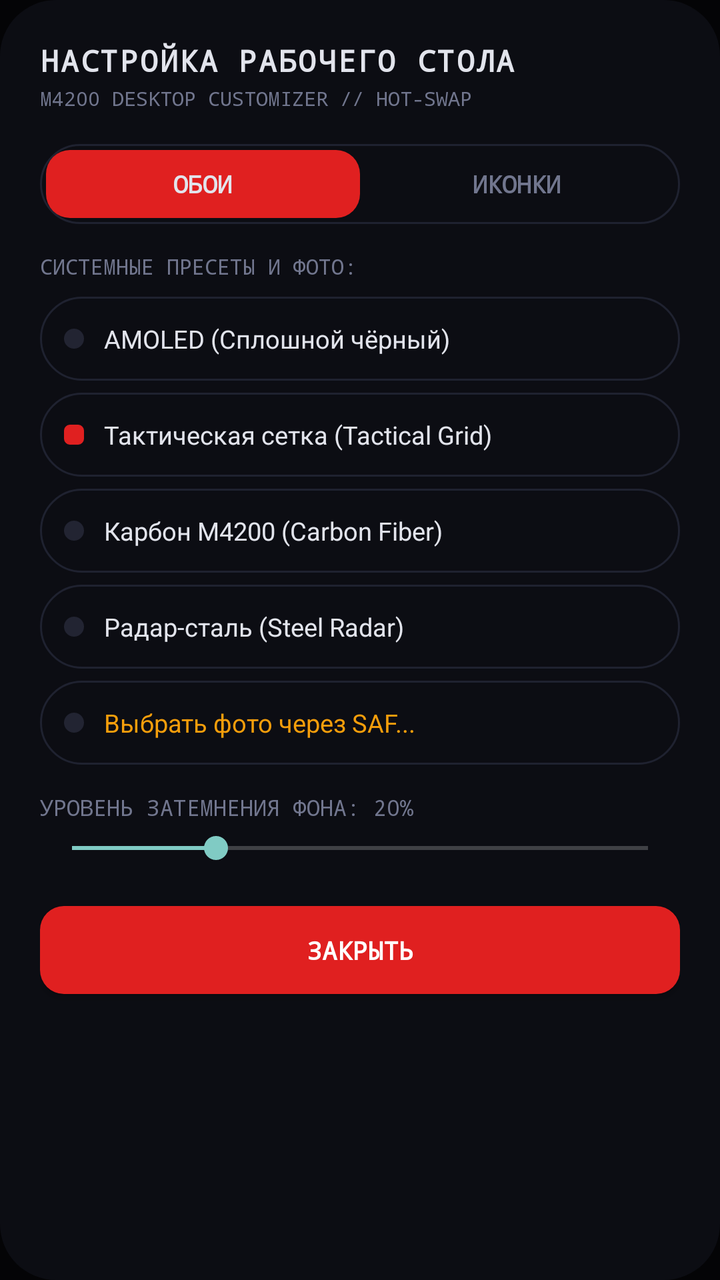
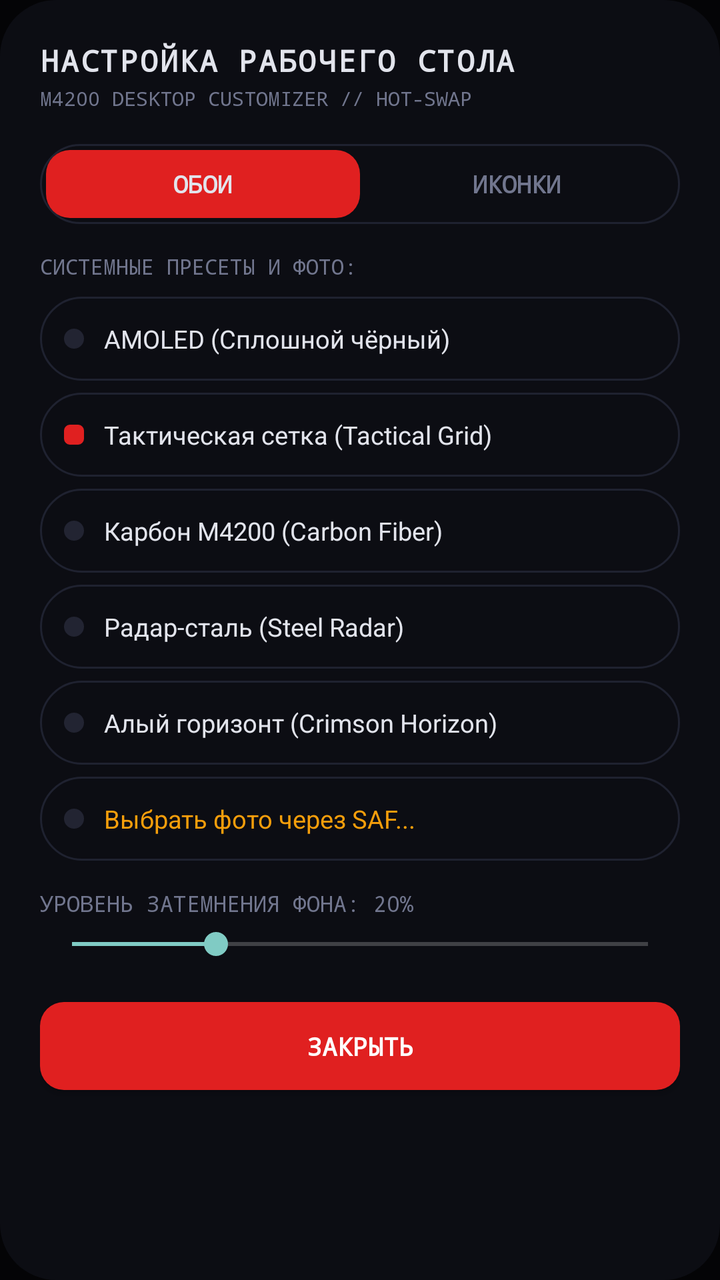

An Android layout rendered at two revisions. The XML below is the earlier revision; the diff shows what the commit changed to produce the second picture.
<!-- AndroidManifest.xml: application theme Theme.UVOS -->
<!-- res/layout/dialog_desktop_customization.xml -->
<?xml version="1.0" encoding="utf-8"?>
<LinearLayout xmlns:android="http://schemas.android.com/apk/res/android"
    android:layout_width="match_parent"
    android:layout_height="wrap_content"
    android:orientation="vertical"
    android:background="@drawable/bg_dialog_card"
    android:padding="20dp">

    
    <TextView
        android:layout_width="match_parent"
        android:layout_height="wrap_content"
        android:text="НАСТРОЙКА РАБОЧЕГО СТОЛА"
        android:textColor="@color/uvos_text"
        android:textSize="15sp"
        android:textStyle="bold"
        android:letterSpacing="0.06"
        android:fontFamily="monospace" />

    <TextView
        android:layout_width="match_parent"
        android:layout_height="wrap_content"
        android:layout_marginTop="2dp"
        android:text="M4200 DESKTOP CUSTOMIZER // HOT-SWAP"
        android:textColor="@color/uvos_text_dim"
        android:textSize="10sp"
        android:fontFamily="monospace" />

    
    <LinearLayout
        android:layout_width="match_parent"
        android:layout_height="40dp"
        android:layout_marginTop="16dp"
        android:layout_marginBottom="14dp"
        android:background="@drawable/bg_tile"
        android:orientation="horizontal"
        android:padding="3dp">

        <TextView
            android:id="@+id/btn_tab_wallpaper"
            android:layout_width="0dp"
            android:layout_height="match_parent"
            android:layout_weight="1"
            android:gravity="center"
            android:text="ОБОИ"
            android:textSize="12sp"
            android:textStyle="bold"
            android:fontFamily="monospace"
            android:textColor="@color/uvos_text"
            android:background="@drawable/bg_button_primary" />

        <TextView
            android:id="@+id/btn_tab_icons"
            android:layout_width="0dp"
            android:layout_height="match_parent"
            android:layout_weight="1"
            android:gravity="center"
            android:text="ИКОНКИ"
            android:textSize="12sp"
            android:textStyle="bold"
            android:fontFamily="monospace"
            android:textColor="@color/uvos_text_dim"
            android:background="@android:color/transparent" />
    </LinearLayout>

    
    <LinearLayout
        android:id="@+id/container_tab_wallpaper"
        android:layout_width="match_parent"
        android:layout_height="wrap_content"
        android:orientation="vertical"
        android:visibility="visible">

        <TextView
            android:layout_width="match_parent"
            android:layout_height="wrap_content"
            android:text="СИСТЕМНЫЕ ПРЕСЕТЫ И ФОТО:"
            android:textColor="@color/uvos_text_dim"
            android:textSize="10.5sp"
            android:fontFamily="monospace"
            android:layout_marginBottom="8dp" />

        
        <LinearLayout
            android:id="@+id/btn_preset_amoled"
            android:layout_width="match_parent"
            android:layout_height="42dp"
            android:layout_marginBottom="6dp"
            android:background="@drawable/bg_tile_clickable"
            android:gravity="center_vertical"
            android:orientation="horizontal"
            android:paddingStart="12dp"
            android:paddingEnd="12dp">

            <TextView
                android:id="@+id/indicator_preset_amoled"
                android:layout_width="10dp"
                android:layout_height="10dp"
                android:background="@drawable/bg_dot_inactive"
                android:layout_marginEnd="10dp" />

            <TextView
                android:layout_width="0dp"
                android:layout_height="wrap_content"
                android:layout_weight="1"
                android:text="AMOLED (Сплошной чёрный)"
                android:textColor="@color/uvos_text"
                android:textSize="12.5sp" />
        </LinearLayout>

        
        <LinearLayout
            android:id="@+id/btn_preset_grid"
            android:layout_width="match_parent"
            android:layout_height="42dp"
            android:layout_marginBottom="6dp"
            android:background="@drawable/bg_tile_clickable"
            android:gravity="center_vertical"
            android:orientation="horizontal"
            android:paddingStart="12dp"
            android:paddingEnd="12dp">

            <TextView
                android:id="@+id/indicator_preset_grid"
                android:layout_width="10dp"
                android:layout_height="10dp"
                android:background="@drawable/bg_dot_active"
                android:layout_marginEnd="10dp" />

            <TextView
                android:layout_width="0dp"
                android:layout_height="wrap_content"
                android:layout_weight="1"
                android:text="Тактическая сетка (Tactical Grid)"
                android:textColor="@color/uvos_text"
                android:textSize="12.5sp" />
        </LinearLayout>

        
        <LinearLayout
            android:id="@+id/btn_preset_carbon"
            android:layout_width="match_parent"
            android:layout_height="42dp"
            android:layout_marginBottom="6dp"
            android:background="@drawable/bg_tile_clickable"
            android:gravity="center_vertical"
            android:orientation="horizontal"
            android:paddingStart="12dp"
            android:paddingEnd="12dp">

            <TextView
                android:id="@+id/indicator_preset_carbon"
                android:layout_width="10dp"
                android:layout_height="10dp"
                android:background="@drawable/bg_dot_inactive"
                android:layout_marginEnd="10dp" />

            <TextView
                android:layout_width="0dp"
                android:layout_height="wrap_content"
                android:layout_weight="1"
                android:text="Карбон M4200 (Carbon Fiber)"
                android:textColor="@color/uvos_text"
                android:textSize="12.5sp" />
        </LinearLayout>

        
        <LinearLayout
            android:id="@+id/btn_preset_radar"
            android:layout_width="match_parent"
            android:layout_height="42dp"
            android:layout_marginBottom="6dp"
            android:background="@drawable/bg_tile_clickable"
            android:gravity="center_vertical"
            android:orientation="horizontal"
            android:paddingStart="12dp"
            android:paddingEnd="12dp">

            <TextView
                android:id="@+id/indicator_preset_radar"
                android:layout_width="10dp"
                android:layout_height="10dp"
                android:background="@drawable/bg_dot_inactive"
                android:layout_marginEnd="10dp" />

            <TextView
                android:layout_width="0dp"
                android:layout_height="wrap_content"
                android:layout_weight="1"
                android:text="Радар-сталь (Steel Radar)"
                android:textColor="@color/uvos_text"
                android:textSize="12.5sp" />
        </LinearLayout>

        
        <LinearLayout
            android:id="@+id/btn_choose_custom_photo"
            android:layout_width="match_parent"
            android:layout_height="42dp"
            android:layout_marginBottom="14dp"
            android:background="@drawable/bg_tile_clickable"
            android:gravity="center_vertical"
            android:orientation="horizontal"
            android:paddingStart="12dp"
            android:paddingEnd="12dp">

            <TextView
                android:id="@+id/indicator_preset_custom"
                android:layout_width="10dp"
                android:layout_height="10dp"
                android:background="@drawable/bg_dot_inactive"
                android:layout_marginEnd="10dp" />

            <TextView
                android:id="@+id/txt_custom_photo_title"
                android:layout_width="0dp"
                android:layout_height="wrap_content"
                android:layout_weight="1"
                android:text="Выбрать фото через SAF..."
                android:textColor="@color/uvos_amber"
                android:textSize="12.5sp" />
        </LinearLayout>

        
        <TextView
            android:id="@+id/txt_dim_level_label"
            android:layout_width="match_parent"
            android:layout_height="wrap_content"
            android:text="УРОВЕНЬ ЗАТЕМНЕНИЯ ФОНА: 20%"
            android:textColor="@color/uvos_text_dim"
            android:textSize="11sp"
            android:fontFamily="monospace"
            android:layout_marginBottom="4dp" />

        <SeekBar
            android:id="@+id/seekbar_dim_level"
            android:layout_width="match_parent"
            android:layout_height="wrap_content"
            android:max="80"
            android:progress="20"
            android:layout_marginBottom="8dp" />
    </LinearLayout>

    
    <LinearLayout
        android:id="@+id/container_tab_icons"
        android:layout_width="match_parent"
        android:layout_height="wrap_content"
        android:orientation="vertical"
        android:visibility="gone">

        <TextView
            android:layout_width="match_parent"
            android:layout_height="wrap_content"
            android:text="ВЫБОР НАБОРА ЗНАЧКОВ (HOT-SWAP):"
            android:textColor="@color/uvos_text_dim"
            android:textSize="10.5sp"
            android:fontFamily="monospace"
            android:layout_marginBottom="10dp" />

        
        <LinearLayout
            android:id="@+id/card_pack_dark_glass"
            android:layout_width="match_parent"
            android:layout_height="wrap_content"
            android:layout_marginBottom="8dp"
            android:background="@drawable/bg_tile_clickable"
            android:orientation="vertical"
            android:padding="12dp">

            <LinearLayout
                android:layout_width="match_parent"
                android:layout_height="wrap_content"
                android:orientation="horizontal"
                android:gravity="center_vertical">

                <TextView
                    android:id="@+id/indicator_pack_dark_glass"
                    android:layout_width="10dp"
                    android:layout_height="10dp"
                    android:background="@drawable/bg_dot_inactive"
                    android:layout_marginEnd="10dp" />

                <TextView
                    android:layout_width="0dp"
                    android:layout_height="wrap_content"
                    android:layout_weight="1"
                    android:text="ТЁМНОЕ СТЕКЛО (DARK_GLASS)"
                    android:textColor="@color/uvos_text"
                    android:textSize="13sp"
                    android:textStyle="bold"
                    android:fontFamily="monospace" />
            </LinearLayout>

            <TextView
                android:layout_width="match_parent"
                android:layout_height="wrap_content"
                android:layout_marginStart="20dp"
                android:layout_marginTop="2dp"
                android:text="Полупрозрачные стеклянные плитки с неоновым свечением"
                android:textColor="@color/uvos_text_dim"
                android:textSize="11sp" />
        </LinearLayout>

        
        <LinearLayout
            android:id="@+id/card_pack_retro_m4200"
            android:layout_width="match_parent"
            android:layout_height="wrap_content"
            android:layout_marginBottom="8dp"
            android:background="@drawable/bg_tile_clickable"
            android:orientation="vertical"
            android:padding="12dp">

            <LinearLayout
                android:layout_width="match_parent"
                android:layout_height="wrap_content"
                android:orientation="horizontal"
                android:gravity="center_vertical">

                <TextView
                    android:id="@+id/indicator_pack_retro_m4200"
                    android:layout_width="10dp"
                    android:layout_height="10dp"
                    android:background="@drawable/bg_dot_inactive"
                    android:layout_marginEnd="10dp" />

                <TextView
                    android:layout_width="0dp"
                    android:layout_height="wrap_content"
                    android:layout_weight="1"
                    android:text="РЕТРО M4200 (RETRO_M4200)"
                    android:textColor="@color/uvos_text"
                    android:textSize="13sp"
                    android:textStyle="bold"
                    android:fontFamily="monospace" />
            </LinearLayout>

            <TextView
                android:layout_width="match_parent"
                android:layout_height="wrap_content"
                android:layout_marginStart="20dp"
                android:layout_marginTop="2dp"
                android:text="Индустриальный янтарный корпус и приборные шкалы"
                android:textColor="@color/uvos_text_dim"
                android:textSize="11sp" />
        </LinearLayout>

        
        <LinearLayout
            android:id="@+id/card_pack_system_default"
            android:layout_width="match_parent"
            android:layout_height="wrap_content"
            android:layout_marginBottom="8dp"
            android:background="@drawable/bg_tile_clickable"
            android:orientation="vertical"
            android:padding="12dp">

            <LinearLayout
                android:layout_width="match_parent"
                android:layout_height="wrap_content"
                android:orientation="horizontal"
                android:gravity="center_vertical">

                <TextView
                    android:id="@+id/indicator_pack_system_default"
                    android:layout_width="10dp"
                    android:layout_height="10dp"
                    android:background="@drawable/bg_dot_active"
                    android:layout_marginEnd="10dp" />

                <TextView
                    android:layout_width="0dp"
                    android:layout_height="wrap_content"
                    android:layout_weight="1"
                    android:text="СТАНДАРТ UVOS (SYSTEM_DEFAULT)"
                    android:textColor="@color/uvos_text"
                    android:textSize="13sp"
                    android:textStyle="bold"
                    android:fontFamily="monospace" />
            </LinearLayout>

            <TextView
                android:layout_width="match_parent"
                android:layout_height="wrap_content"
                android:layout_marginStart="20dp"
                android:layout_marginTop="2dp"
                android:text="Тактический тёмный минимализм UnderVoltOS"
                android:textColor="@color/uvos_text_dim"
                android:textSize="11sp" />
        </LinearLayout>
    </LinearLayout>

    
    <Button
        android:id="@+id/btn_close_customization"
        android:layout_width="match_parent"
        android:layout_height="44dp"
        android:layout_marginTop="12dp"
        android:background="@drawable/bg_button_primary"
        android:text="ЗАКРЫТЬ"
        android:textColor="@color/uvos_on_red"
        android:textSize="12.5sp"
        android:textStyle="bold"
        android:fontFamily="monospace" />
</LinearLayout>
<!-- resources referenced by this layout -->
<resources>
  <color name="uvos_amber">#F59E0B</color>
  <color name="uvos_on_red">#FFFFFF</color>
  <color name="uvos_text">#E2E4EC</color>
  <color name="uvos_text_dim">#71768E</color>
  <!-- drawable bg_button_primary (drawable) -->
  <?xml version="1.0" encoding="utf-8"?>
  <selector xmlns:android="http://schemas.android.com/apk/res/android">
      <item android:state_pressed="true">
          <shape android:shape="rectangle">
              <solid android:color="@color/uvos_lamp_dim" />
              <corners android:radius="12dp" />
          </shape>
      </item>
      <item>
          <shape android:shape="rectangle">
              <solid android:color="@color/uvos_red" />
              <corners android:radius="12dp" />
          </shape>
      </item>
  </selector>
  <!-- drawable bg_dialog_card (drawable) -->
  <?xml version="1.0" encoding="utf-8"?>
  <shape xmlns:android="http://schemas.android.com/apk/res/android"
      android:shape="rectangle">
      <solid android:color="@color/uvos_tile" />
      <corners android:radius="28dp" />
  </shape>
  <!-- drawable bg_dot_active (drawable) -->
  <?xml version="1.0" encoding="utf-8"?>
  <shape xmlns:android="http://schemas.android.com/apk/res/android"
      android:shape="rectangle">
      <solid android:color="@color/uvos_red" />
      <corners android:radius="3dp" />
      <size android:width="18dp" android:height="6dp" />
  </shape>
  <!-- drawable bg_dot_inactive (drawable) -->
  <?xml version="1.0" encoding="utf-8"?>
  <shape xmlns:android="http://schemas.android.com/apk/res/android"
      android:shape="oval">
      <solid android:color="#222432" />
      <size android:width="6dp" android:height="6dp" />
  </shape>
  <!-- drawable bg_tile (drawable) -->
  <?xml version="1.0" encoding="utf-8"?>
  <shape xmlns:android="http://schemas.android.com/apk/res/android"
      android:shape="rectangle">
      <solid android:color="@color/uvos_tile" />
      <stroke android:width="1dp" android:color="@color/uvos_divider" />
      <corners android:radius="24dp" />
  </shape>
  <!-- drawable bg_tile_clickable (drawable) -->
  <?xml version="1.0" encoding="utf-8"?>
  <selector xmlns:android="http://schemas.android.com/apk/res/android">
      <item android:state_pressed="true">
          <shape android:shape="rectangle">
              <solid android:color="@color/uvos_tile_pressed" />
              <stroke android:width="1dp" android:color="@color/uvos_divider" />
              <corners android:radius="24dp" />
          </shape>
      </item>
      <item>
          <shape android:shape="rectangle">
              <solid android:color="@color/uvos_tile" />
              <stroke android:width="1dp" android:color="@color/uvos_divider" />
              <corners android:radius="24dp" />
          </shape>
      </item>
  </selector>
  <style name="Theme.UVOS" parent="android:Theme.Material.NoActionBar">
          <item name="android:windowBackground">@color/uvos_background</item>
          <item name="android:statusBarColor">@color/uvos_background</item>
          <item name="android:navigationBarColor">@color/uvos_background</item>
      </style>
  <color name="uvos_lamp_dim">#7A1010</color>
  <color name="uvos_red">#E02020</color>
  <color name="uvos_tile">#0C0D13</color>
  <color name="uvos_divider">#1F2230</color>
  <color name="uvos_tile_pressed">#161822</color>
  <color name="uvos_background">#040406</color>
</resources>

<!-- the commit's change to res/layout/dialog_desktop_customization.xml (unified diff, before → after) -->
@@ -194,6 +194,34 @@
 
         
         <LinearLayout
+            android:id="@+id/btn_preset_crimson"
+            android:layout_width="match_parent"
+            android:layout_height="42dp"
+            android:layout_marginBottom="6dp"
+            android:background="@drawable/bg_tile_clickable"
+            android:gravity="center_vertical"
+            android:orientation="horizontal"
+            android:paddingStart="12dp"
+            android:paddingEnd="12dp">
+
+            <TextView
+                android:id="@+id/indicator_preset_crimson"
+                android:layout_width="10dp"
+                android:layout_height="10dp"
+                android:background="@drawable/bg_dot_inactive"
+                android:layout_marginEnd="10dp" />
+
+            <TextView
+                android:layout_width="0dp"
+                android:layout_height="wrap_content"
+                android:layout_weight="1"
+                android:text="Алый горизонт (Crimson Horizon)"
+                android:textColor="@color/uvos_text"
+                android:textSize="12.5sp" />
+        </LinearLayout>
+
+        
+        <LinearLayout
             android:id="@+id/btn_choose_custom_photo"
             android:layout_width="match_parent"
             android:layout_height="42dp"
